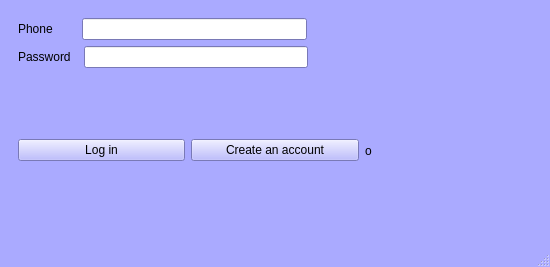
elsobhano/python_AP_fina, file Form.ui: the form before one commit.
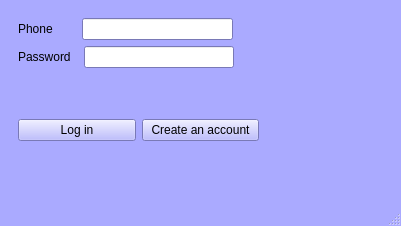
The form after the commit.

Commit message: Open another window

Diff of the .ui file:
```diff
--- a/Form.ui
+++ b/Form.ui
@@ -6,8 +6,8 @@
    <rect>
     <x>0</x>
     <y>0</y>
-    <width>550</width>
-    <height>267</height>
+    <width>401</width>
+    <height>226</height>
    </rect>
   </property>
   <property name="sizePolicy">
@@ -747,7 +747,7 @@
           <item>
            <widget class="QLabel" name="LoadingLable">
             <property name="text">
-             <string>o</string>
+             <string/>
             </property>
            </widget>
           </item>
```
Left out of the diff: 4 changed lines with no effect on the pictures. The commit also changes 1 other file.
